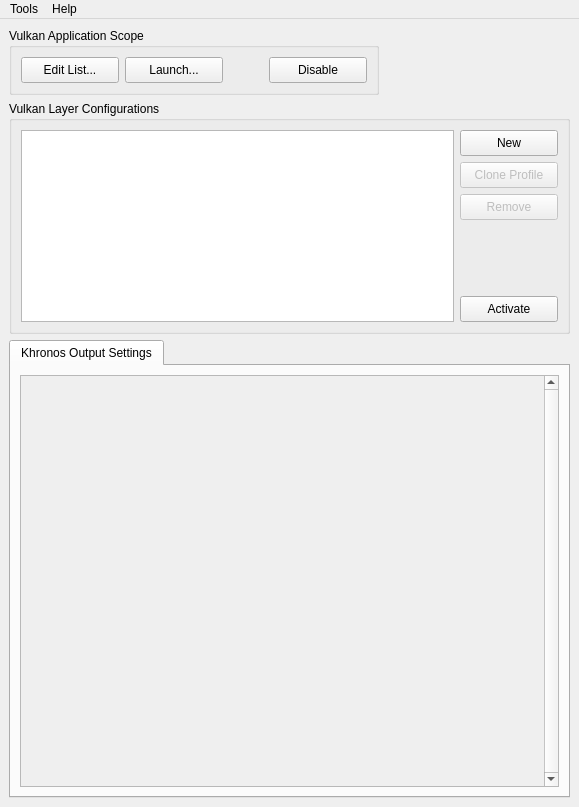
LunarG/VulkanTools, file vkconfig/mainwindow.ui: the form before one commit.
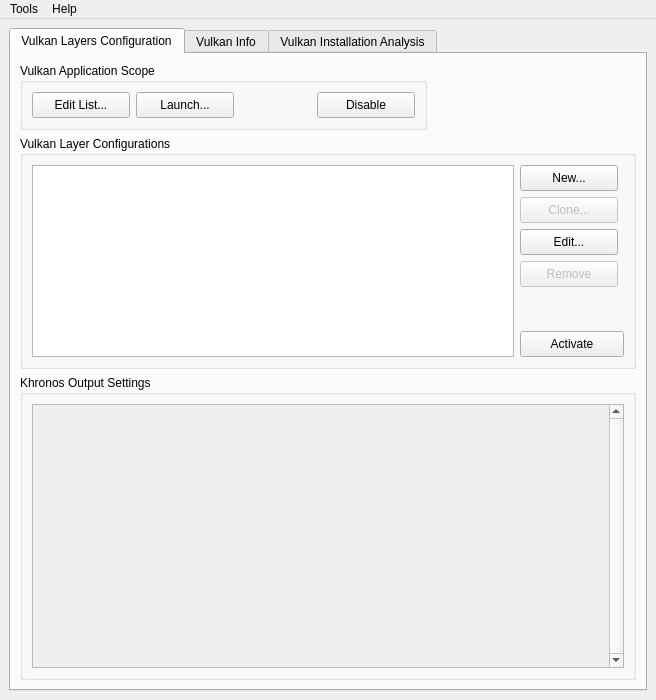
The form after the commit. Icons and pictures are not drawn.

```diff
--- a/vkconfig/mainwindow.ui
+++ b/vkconfig/mainwindow.ui
@@ -6,8 +6,8 @@
    <rect>
     <x>0</x>
     <y>0</y>
-    <width>579</width>
-    <height>807</height>
+    <width>656</width>
+    <height>700</height>
    </rect>
   </property>
   <property name="minimumSize">
@@ -31,6 +31,16 @@
   <widget class="QWidget" name="centralwidget">
    <layout class="QGridLayout" name="gridLayout_2">
     <item row="0" column="0">
+     <widget class="QTabWidget" name="tabWidget">
+      <property name="currentIndex">
+       <number>0</number>
+      </property>
+      <widget class="QWidget" name="tab_config">
+       <attribute name="title">
+        <string>Vulkan Layers Configuration</string>
+       </attribute>
+       <layout class="QGridLayout" name="gridLayout_3">
+        <item row="0" column="0">
      <widget class="QGroupBox" name="groupBox_2">
       <property name="sizePolicy">
        <sizepolicy hsizetype="Preferred" vsizetype="Preferred">
@@ -97,55 +107,6 @@
       </layout>
      </widget>
     </item>
-    <item row="3" column="0" colspan="2">
-     <widget class="QTabWidget" name="tabWidget">
-      <property name="sizePolicy">
-       <sizepolicy hsizetype="Expanding" vsizetype="Expanding">
-        <horstretch>0</horstretch>
-        <verstretch>1</verstretch>
-       </sizepolicy>
-      </property>
-      <property name="tabPosition">
-       <enum>QTabWidget::North</enum>
-      </property>
-      <property name="tabShape">
-       <enum>QTabWidget::Rounded</enum>
-      </property>
-      <property name="currentIndex">
-       <number>0</number>
-      </property>
-      <property name="elideMode">
-       <enum>Qt::ElideMiddle</enum>
-      </property>
-      <widget class="QWidget" name="tab1">
-       <attribute name="title">
-        <string>Khronos Output Settings</string>
-       </attribute>
-       <layout class="QHBoxLayout" name="horizontalLayout">
-        <item>
-         <widget class="QScrollArea" name="scrollArea">
-          <property name="verticalScrollBarPolicy">
-           <enum>Qt::ScrollBarAlwaysOn</enum>
-          </property>
-          <property name="widgetResizable">
-           <bool>true</bool>
-          </property>
-          <widget class="QWidget" name="scrollAreaWidgetContents">
-           <property name="geometry">
-            <rect>
-             <x>0</x>
-             <y>0</y>
-             <width>518</width>
-             <height>421</height>
-            </rect>
-           </property>
-          </widget>
-         </widget>
-        </item>
-       </layout>
-      </widget>
-     </widget>
-    </item>
     <item row="0" column="1">
      <widget class="QLabel" name="label">
       <property name="text">
@@ -159,7 +120,7 @@
       </property>
      </widget>
     </item>
-    <item row="1" column="0" rowspan="2" colspan="2">
+        <item row="1" column="0" colspan="2">
      <widget class="QGroupBox" name="groupBoxProfiles">
       <property name="sizePolicy">
        <sizepolicy hsizetype="Preferred" vsizetype="Preferred">
@@ -182,8 +143,14 @@
            <height>26</height>
           </size>
          </property>
+             <property name="maximumSize">
+              <size>
+               <width>98</width>
+               <height>16777215</height>
+              </size>
+             </property>
          <property name="text">
-          <string>Clone Profile</string>
+              <string>Clone...</string>
          </property>
         </widget>
        </item>
@@ -195,8 +162,14 @@
            <height>26</height>
           </size>
          </property>
+             <property name="maximumSize">
+              <size>
+               <width>98</width>
+               <height>16777215</height>
+              </size>
+             </property>
          <property name="text">
-          <string>New</string>
+              <string>New...</string>
          </property>
         </widget>
        </item>
@@ -210,22 +183,6 @@
          </property>
         </widget>
        </item>
-       <item row="2" column="1" colspan="2">
-        <widget class="QPushButton" name="pushButtonRemove">
-         <property name="enabled">
-          <bool>false</bool>
-         </property>
-         <property name="minimumSize">
-          <size>
-           <width>98</width>
-           <height>26</height>
-          </size>
-         </property>
-         <property name="text">
-          <string>Remove</string>
-         </property>
-        </widget>
-       </item>
        <item row="5" column="1" colspan="2">
         <widget class="QPushButton" name="pushButton_3">
          <property name="minimumSize">
@@ -239,7 +196,85 @@
          </property>
         </widget>
        </item>
-      </layout>
+           <item row="3" column="1">
+            <widget class="QPushButton" name="pushButtonRemove">
+             <property name="enabled">
+              <bool>false</bool>
+             </property>
+             <property name="minimumSize">
+              <size>
+               <width>98</width>
+               <height>26</height>
+              </size>
+             </property>
+             <property name="text">
+              <string>Remove</string>
+             </property>
+            </widget>
+           </item>
+           <item row="2" column="1">
+            <widget class="QPushButton" name="pushButtonEdit">
+             <property name="minimumSize">
+              <size>
+               <width>0</width>
+               <height>26</height>
+              </size>
+             </property>
+             <property name="text">
+              <string>Edit...</string>
+             </property>
+            </widget>
+           </item>
+          </layout>
+         </widget>
+        </item>
+        <item row="2" column="0" colspan="2">
+         <widget class="QGroupBox" name="groupBoxEditor">
+          <property name="minimumSize">
+           <size>
+            <width>0</width>
+            <height>200</height>
+           </size>
+          </property>
+          <property name="title">
+           <string>Khronos Output Settings</string>
+          </property>
+          <layout class="QHBoxLayout" name="horizontalLayout">
+           <item>
+            <widget class="QScrollArea" name="scrollArea">
+             <property name="verticalScrollBarPolicy">
+              <enum>Qt::ScrollBarAlwaysOn</enum>
+             </property>
+             <property name="widgetResizable">
+              <bool>true</bool>
+             </property>
+             <widget class="QWidget" name="scrollAreaWidgetContents">
+              <property name="geometry">
+               <rect>
+                <x>0</x>
+                <y>0</y>
+                <width>575</width>
+                <height>281</height>
+               </rect>
+              </property>
+             </widget>
+            </widget>
+           </item>
+          </layout>
+         </widget>
+        </item>
+       </layout>
+      </widget>
+      <widget class="QWidget" name="tab_vulkaninfo">
+       <attribute name="title">
+        <string>Vulkan Info</string>
+       </attribute>
+      </widget>
+      <widget class="QWidget" name="tab_vkvia">
+       <attribute name="title">
+        <string>Vulkan Installation Analysis</string>
+       </attribute>
+      </widget>
      </widget>
     </item>
    </layout>
@@ -249,7 +284,7 @@
     <rect>
      <x>0</x>
      <y>0</y>
-     <width>579</width>
+     <width>656</width>
      <height>21</height>
     </rect>
    </property>
```
Left out of the diff: 8 changed lines with no effect on the pictures. Lines whose indentation alone changed are shown as unchanged.
